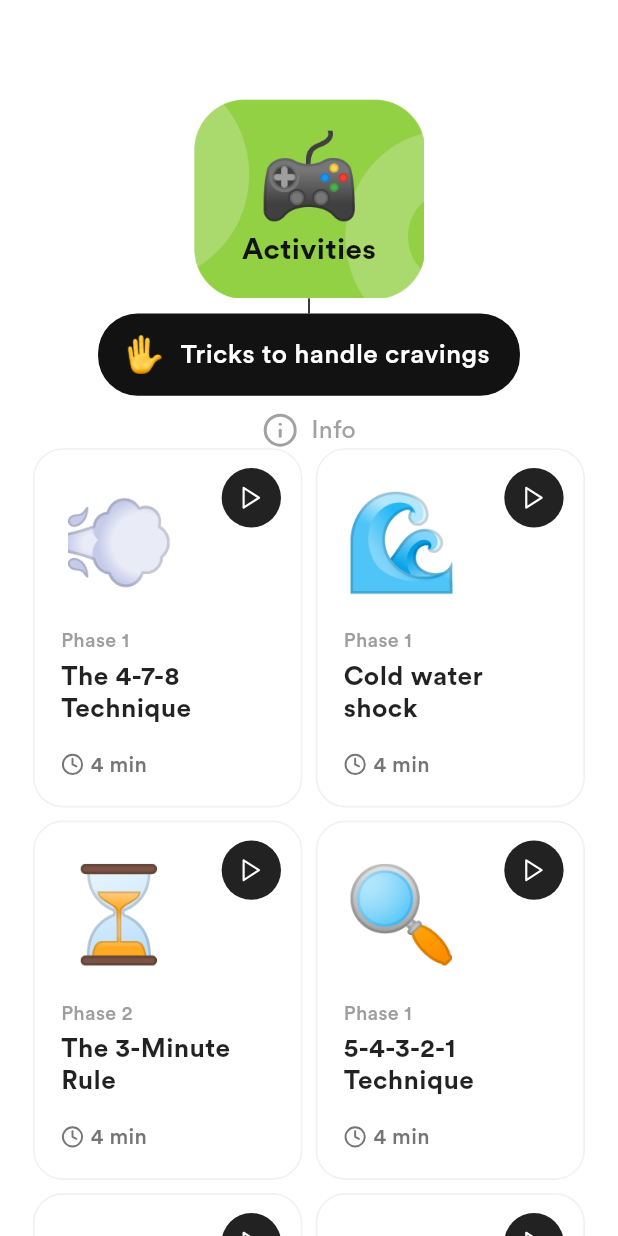
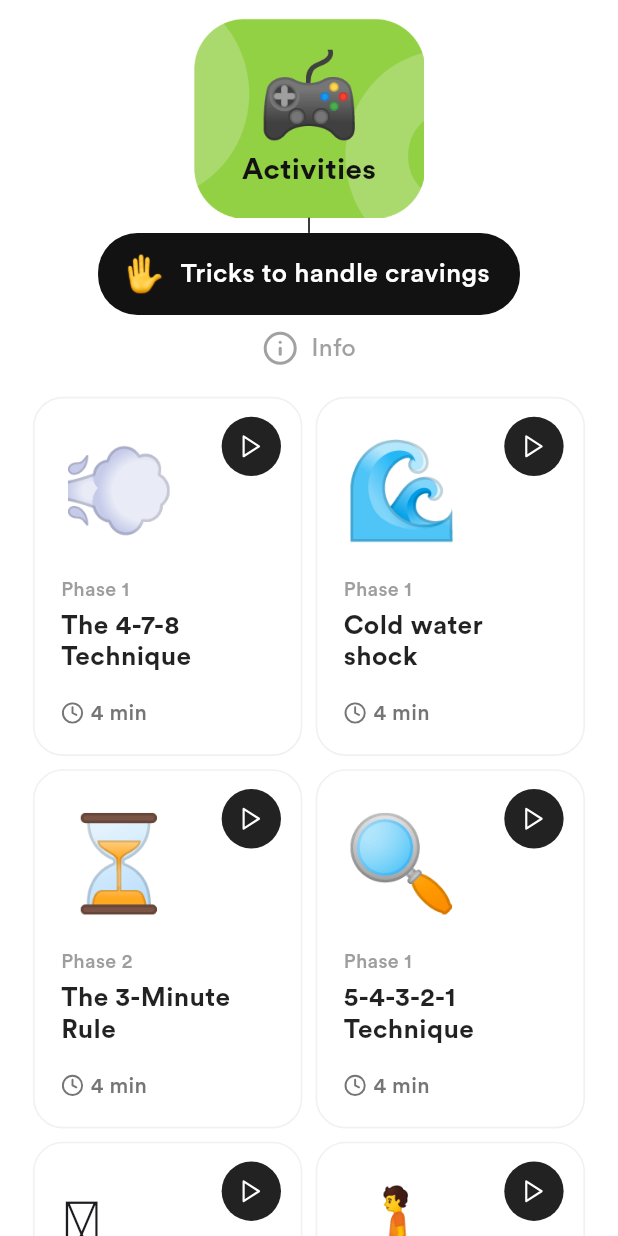
Before and after one commit to ramin443/nicotrack, a Flutter app: the Activity screen opened directly, on a phone screen of 412 x 824 dp. Run offline on Flutter 3.47's test engine with Material 3 defaults, Android fonts, the phone set to English and light mode, and no system bars; drawn by our look-alikes of auto_size_text; our stand-ins replace animated_flip_counter, cloud_firestore, confetti, device_info_plus, dotted_line, emoji_picker_flutter and 17 more; missing offline and left inert: flutter_emoji; accounts and stored records are empty; generated files the repository leaves out were written again; statements that could not run were skipped; project files that could hold a hidden picture were left out.

Commit message:
Activity screen new structure

```diff
--- a/lib/screens/base/activity.dart
+++ b/lib/screens/base/activity.dart
@@ -59,15 +59,21 @@ class _ActivityState extends State<Activity> {
   Widget build(BuildContext context) {
     return Scaffold(
       backgroundColor: Colors.white,
-      body: SingleChildScrollView(
+      body: SafeArea(
+        child: CustomScrollView(
           physics: BouncingScrollPhysics(),
+          slivers: [
+            // Top spacing
+            SliverToBoxAdapter(
+              child: SizedBox(
+                height: 12.h,
+              ),
+            ),
+
+            // Header section with activity button
+            SliverToBoxAdapter(
               child: Column(
-          mainAxisAlignment: MainAxisAlignment.start,
-          crossAxisAlignment: CrossAxisAlignment.center,
                 children: [
-            SizedBox(
-              height: 60.w,
-            ),
                   Row(
                     mainAxisAlignment: MainAxisAlignment.center,
                     children: [
@@ -147,7 +153,7 @@ class _ActivityState extends State<Activity> {
                     ),
                   ),
                   SizedBox(
-              height: 10.w,
+                    height: 10.h,
                   ),
                   GestureDetector(
                     onTap: () {},
@@ -174,24 +180,36 @@ class _ActivityState extends State<Activity> {
                       ],
                     ),
                   ),
-            Padding(
+                  SizedBox(
+                    height: 20.h,
+                  ),
+                ],
+              ),
+            ),
+
+            // Grid view as sliver
+            SliverPadding(
               padding: EdgeInsets.symmetric(horizontal: 20.w),
-              child: GridView.builder(
-                shrinkWrap: true,
-                physics: NeverScrollableScrollPhysics(),
+              sliver: SliverGrid(
                 gridDelegate: SliverGridDelegateWithFixedCrossAxisCount(
                   crossAxisCount: 2,
                   crossAxisSpacing: 8.w,
                   mainAxisSpacing: 8.w,
                   childAspectRatio: 0.75,
                 ),
-                itemCount: techniques.length,
-                itemBuilder: (context, index) {
+                delegate: SliverChildBuilderDelegate(
+                  (context, index) {
                     return _buildTechniqueCard(techniques[index]);
                   },
+                  childCount: techniques.length,
                 ),
               ),
-            SizedBox(height: 100.h),
+            ),
+
+            // Bottom padding
+            SliverToBoxAdapter(
+              child: SizedBox(height: 100.h),
+            ),
           ],
         ),
       ),
```
Lines whose indentation alone changed are shown as unchanged.
